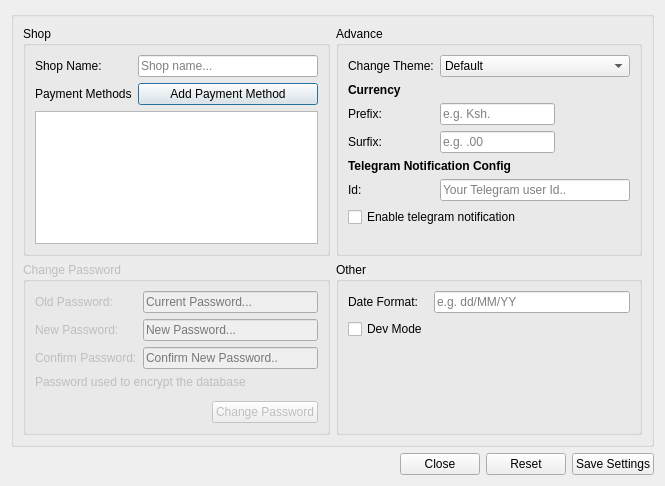
This is src/ui/settings.ui in krivahtoo/stockmanager as Qt 5 draws it before an edit. The edited form follows.
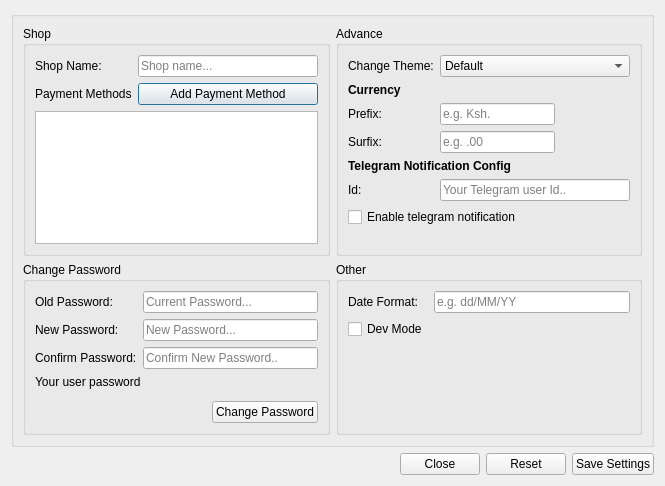
This is the edited form. Icons and pictures are not drawn.

Commit message:
fix: changing user password
use qt builtin cryptographic library to hash passwords

Diff of the .ui file:
```diff
--- a/src/ui/settings.ui
+++ b/src/ui/settings.ui
@@ -185,7 +185,7 @@
       <item row="1" column="0">
        <widget class="QGroupBox" name="grpPass">
         <property name="enabled">
-         <bool>false</bool>
+         <bool>true</bool>
         </property>
         <property name="title">
          <string>Change Password</string>
@@ -291,7 +291,7 @@
          <item row="3" column="0" colspan="2">
           <widget class="QLabel" name="label_8">
            <property name="text">
-            <string>Password used to encrypt the database</string>
+            <string>Your user password</string>
            </property>
           </widget>
          </item>
```
Left out of the diff: 26 changed lines with no effect on the pictures. The commit also changes 3 other files.
